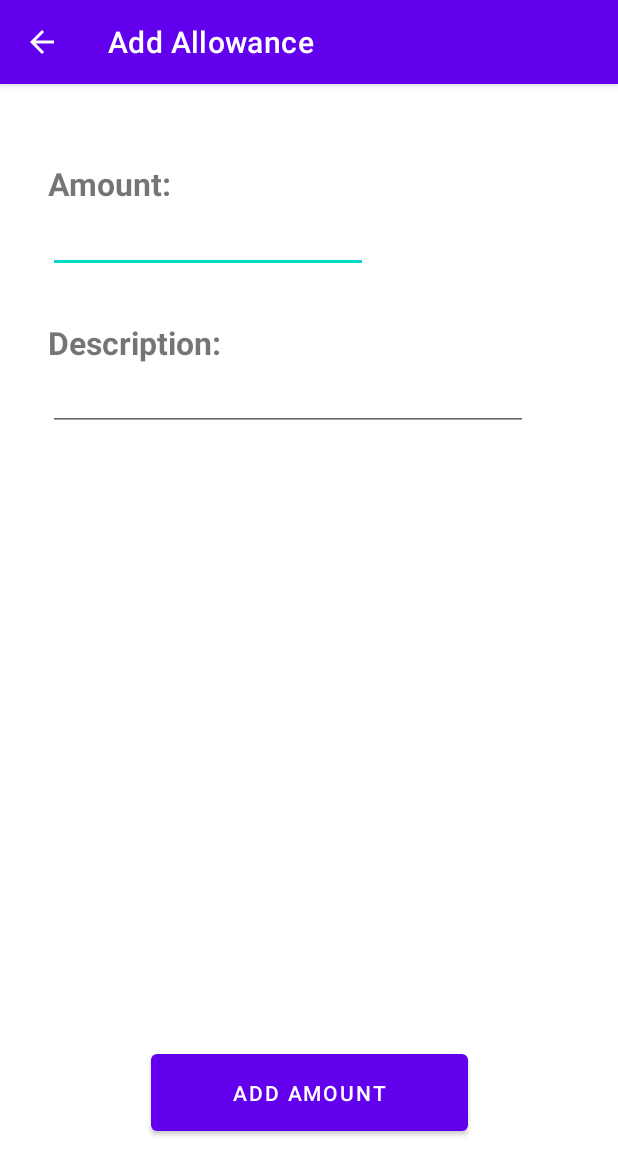
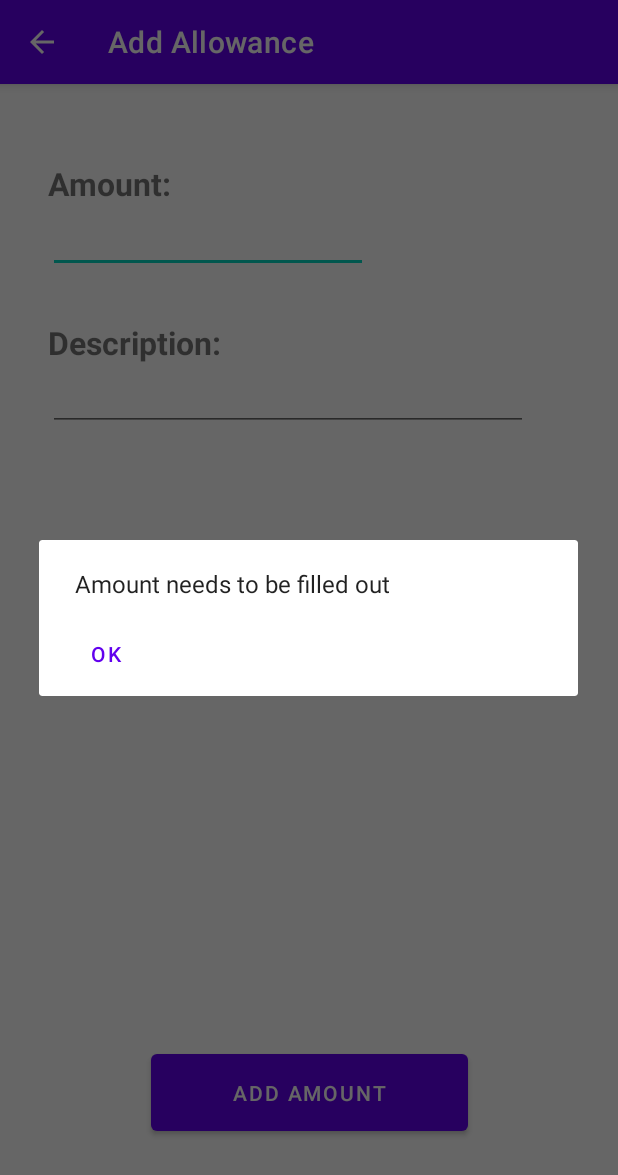
Before and after one commit to Selina-Knaepen/allowance-planner, an Android app: the AddAllowanceActivity screen opened directly, with no data from a screen before it, after a tap on "ADD AMOUNT", on a phone screen of 412 x 824 dp. Shown: the top 1175 px of the screen. Run offline under Robolectric (Android 15) with nearby library versions, the light colour scheme and no system bars.

Commit message:
Add empty amount field shows alert on Add button clicked

```diff
--- a/app/src/main/java/be/huffle/allowanceplanner/activities/AddAllowanceActivity.java
+++ b/app/src/main/java/be/huffle/allowanceplanner/activities/AddAllowanceActivity.java
@@ -2,8 +2,10 @@ package be.huffle.allowanceplanner.activities;
 
 import androidx.annotation.NonNull;
 import androidx.appcompat.app.ActionBar;
+import androidx.appcompat.app.AlertDialog;
 import androidx.appcompat.app.AppCompatActivity;
 
+import android.content.DialogInterface;
 import android.content.SharedPreferences;
 import android.content.SharedPreferences.*;
 import android.os.Bundle;
@@ -59,12 +61,37 @@ public class AddAllowanceActivity extends AppCompatActivity implements View.OnCl
 		switch (view.getId())
 		{
 			case R.id.add_button:
-				addAllowance(Float.valueOf(amountEditText.getText().toString()),
+				String amountText = amountEditText.getText().toString();
+
+				if (amountText.isEmpty())
+				{
+					showDialog("Amount needs to be filled out");
+					break;
+				}
+
+				addAllowance(Float.valueOf(amountText),
 						descriptionEditText.getText().toString());
 			break;
 		}
 	}
 
+	private void showDialog(String message)
+	{
+		AlertDialog.Builder builder = new AlertDialog.Builder(this);
+		builder.setMessage(message);
+		builder.setNeutralButton(
+				"Ok",
+				new DialogInterface.OnClickListener()
+				{
+					@Override
+					public void onClick(DialogInterface dialog, int id)
+					{
+						dialog.dismiss();
+					}
+				});
+		AlertDialog alert = builder.create();
+		alert.show();
+	}
 
 	private void addAllowance(float allowance, String description)
 	{
```
Also changed, not shown: app/src/main/java/be/huffle/allowanceplanner/activities/AddExpenseActivity.java (+19 -6 lines).
